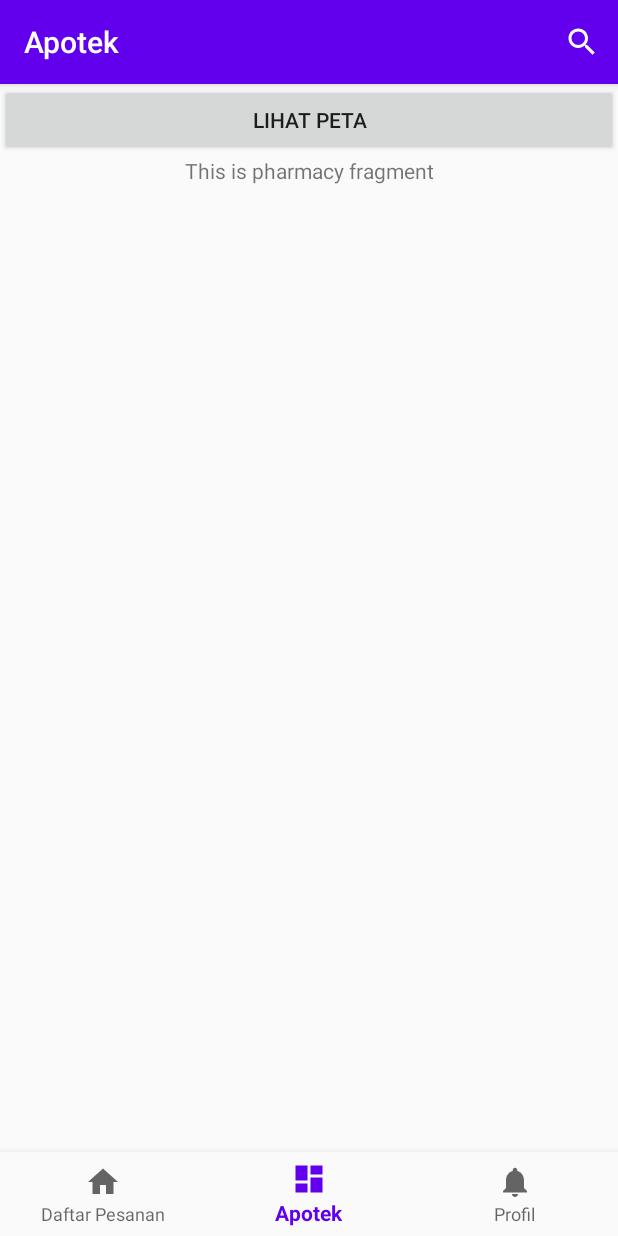
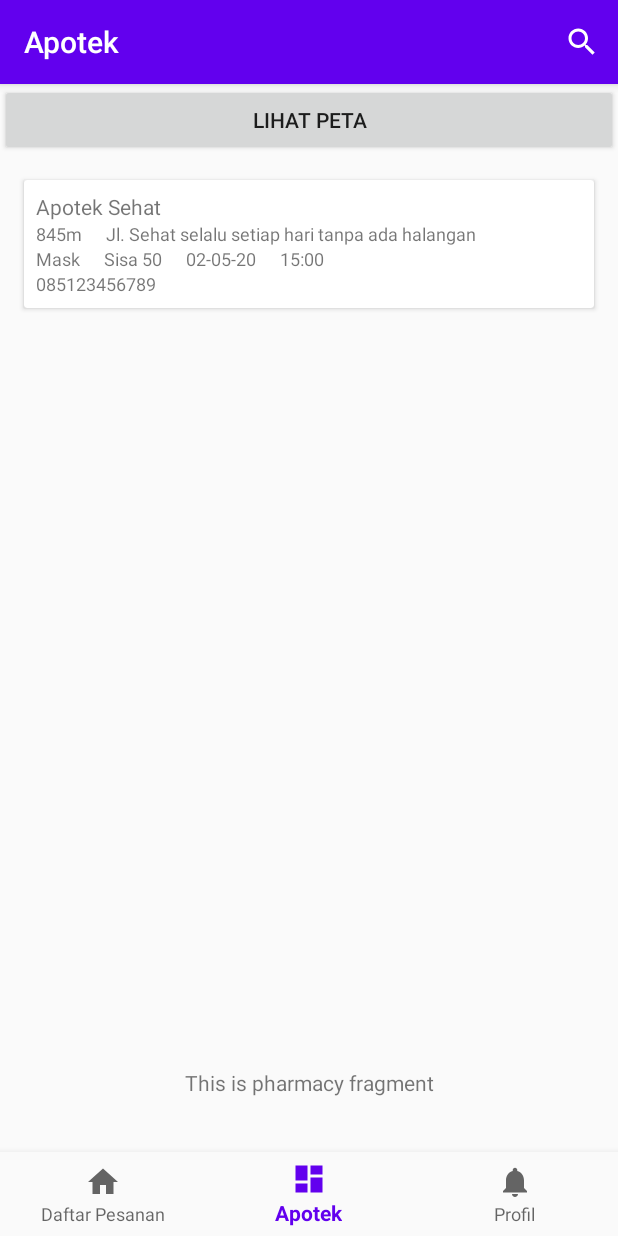
Before and after one commit to nfhmaulidya/maskerin, an Android app: the PharmacyFragment screen opened through its navigation route, on a phone screen of 412 x 824 dp. Run offline under Robolectric (Android 15) with nearby library versions, the phone set to English and light mode, and no system bars; our stand-ins replace navigation-ui.

Commit message:
Adding RecyclerView to Pharmacy Fragment

```diff
--- /dev/null
+++ b/app/src/main/java/com/example/maskerin/MyAdapter.java
@@ -0,0 +1,68 @@
+package com.example.maskerin;
+
+import android.content.Context;
+import android.view.LayoutInflater;
+import android.view.View;
+import android.view.ViewGroup;
+import android.widget.TextView;
+
+import androidx.annotation.NonNull;
+import androidx.recyclerview.widget.RecyclerView;
+
+public class MyAdapter extends RecyclerView.Adapter<MyAdapter.MyViewHolder> {
+
+    String name[], distance[], address[], stock[], date[], time[], phone[];
+    Context context;
+
+    public MyAdapter(Context context, String[] name, String[] distance, String[] address,
+                     String[] stock, String[] date, String[] time, String[] phone){
+        this.context = context;
+        this.name = name;
+        this.distance = distance;
+        this.address = address;
+        this.stock = stock;
+        this.date = date;
+        this.time = time;
+        this.phone = phone;
+    }
+
+    @NonNull
+    @Override
+    public MyViewHolder onCreateViewHolder(@NonNull ViewGroup parent, int viewType) {
+        LayoutInflater inflater = LayoutInflater.from(context);
+        View view = inflater.inflate(R.layout.row_pharmacy, parent, false);
+        return new MyViewHolder(view);
+    }
+
+    @Override
+    public void onBindViewHolder(@NonNull MyViewHolder holder, int position) {
+        holder.name.setText(this.name[position]);
+        holder.distance.setText(this.distance[position]);
+        holder.address.setText(this.address[position]);
+        holder.stock.setText(this.stock[position]);
+        holder.date.setText(this.date[position]);
+        holder.time.setText(this.time[position]);
+        holder.phone.setText(this.phone[position]);
+    }
+
+    @Override
+    public int getItemCount() {
+        return this.name.length;
+    }
+
+    public class MyViewHolder extends RecyclerView.ViewHolder {
+
+        TextView name, distance, address, stock, date, time, phone;
+
+        public MyViewHolder(@NonNull View itemView) {
+            super(itemView);
+            name = itemView.findViewById(R.id.tv_name);
+            distance = itemView.findViewById(R.id.tv_distance);
+            address = itemView.findViewById(R.id.tv_address);
+            stock = itemView.findViewById(R.id.tv_stock);
+            date = itemView.findViewById(R.id.tv_date);
+            time = itemView.findViewById(R.id.tv_time);
+            phone = itemView.findViewById(R.id.tv_phone);
+        }
+    }
+}
--- /dev/null
+++ b/app/src/main/java/com/example/maskerin/OrderMaskActivity.java
@@ -0,0 +1,14 @@
+package com.example.maskerin;
+
+import androidx.appcompat.app.AppCompatActivity;
+
+import android.os.Bundle;
+
+public class OrderMaskActivity extends AppCompatActivity {
+
+    @Override
+    protected void onCreate(Bundle savedInstanceState) {
+        super.onCreate(savedInstanceState);
+        setContentView(R.layout.activity_order_mask);
+    }
+}
--- a/app/src/main/java/com/example/maskerin/nav_ui/pharmacy/PharmacyFragment.java
+++ b/app/src/main/java/com/example/maskerin/nav_ui/pharmacy/PharmacyFragment.java
@@ -17,9 +17,12 @@ import androidx.annotation.Nullable;
 import androidx.fragment.app.Fragment;
 import androidx.lifecycle.Observer;
 import androidx.lifecycle.ViewModelProviders;
+import androidx.recyclerview.widget.LinearLayoutManager;
+import androidx.recyclerview.widget.RecyclerView;
 
 import com.example.maskerin.LoginActivity;
 import com.example.maskerin.MapsActivity;
+import com.example.maskerin.MyAdapter;
 import com.example.maskerin.R;
 
 public class PharmacyFragment extends Fragment {
@@ -27,6 +30,9 @@ public class PharmacyFragment extends Fragment {
     private PharmacyViewModel dashboardViewModel;
     public Button button = null;
     Intent intent;
+
+    RecyclerView recyclerView;
+    String name[], distance[], address[], stock[], date[], time[], phone[];
 
     public View onCreateView(@NonNull LayoutInflater inflater,
                              ViewGroup container, Bundle savedInstanceState) {
@@ -41,6 +47,7 @@ public class PharmacyFragment extends Fragment {
             }
         });
 
+        //button onclick listener
         intent = new Intent(getActivity(), MapsActivity.class);
         button = (Button) root.findViewById(R.id.bt_see_maps);
         button.setOnClickListener(new View.OnClickListener() {
@@ -48,6 +55,24 @@ public class PharmacyFragment extends Fragment {
                 startActivity(intent);
             }
         });
+
+        //reciclerview
+        recyclerView = root.findViewById(R.id.rv_list_of_pharmacy);
+
+        //setting datas
+        name = getResources().getStringArray(R.array.pharmacy_name);
+        distance = getResources().getStringArray(R.array.pharmacy_distance);
+        address = getResources().getStringArray(R.array.pharmacy_address);
+        stock = getResources().getStringArray(R.array.pharmacy_stock);
+        date = getResources().getStringArray(R.array.pharmacy_date);
+        time = getResources().getStringArray(R.array.pharmacy_time);
+        phone = getResources().getStringArray(R.array.pharmacy_phone);
+
+        //creating object adapter
+        MyAdapter myAdapter = new MyAdapter(getActivity(), name, distance, address, stock, date,
+                time, phone);
+        recyclerView.setAdapter(myAdapter);
+        recyclerView.setLayoutManager(new LinearLayoutManager(getActivity()));
 
         return root;
     }
--- /dev/null
+++ b/app/src/main/res/layout/activity_order_mask.xml
@@ -0,0 +1,9 @@
+<?xml version="1.0" encoding="utf-8"?>
+<androidx.constraintlayout.widget.ConstraintLayout xmlns:android="http://schemas.android.com/apk/res/android"
+    xmlns:app="http://schemas.android.com/apk/res-auto"
+    xmlns:tools="http://schemas.android.com/tools"
+    android:layout_width="match_parent"
+    android:layout_height="match_parent"
+    tools:context=".OrderMaskActivity">
+
+</androidx.constraintlayout.widget.ConstraintLayout>
--- a/app/src/main/res/layout/list_pharmacy.xml
+++ /dev/null
@@ -1,6 +0,0 @@
-<?xml version="1.0" encoding="utf-8"?>
-<androidx.constraintlayout.widget.ConstraintLayout
-    xmlns:android="http://schemas.android.com/apk/res/android" android:layout_width="match_parent"
-    android:layout_height="match_parent">
-
-</androidx.constraintlayout.widget.ConstraintLayout>
--- /dev/null
+++ b/app/src/main/res/layout/row_pharmacy.xml
@@ -0,0 +1,108 @@
+<?xml version="1.0" encoding="utf-8"?>
+<androidx.constraintlayout.widget.ConstraintLayout
+    xmlns:android="http://schemas.android.com/apk/res/android"
+    xmlns:app="http://schemas.android.com/apk/res-auto"
+    xmlns:tools="http://schemas.android.com/tools"
+    android:layout_width="match_parent"
+    android:layout_height="match_parent">
+
+    <androidx.cardview.widget.CardView
+        android:id="@+id/cardView"
+        android:layout_width="match_parent"
+        android:layout_height="wrap_content"
+        app:layout_constraintEnd_toEndOf="parent"
+        app:layout_constraintStart_toStartOf="parent"
+        app:layout_constraintTop_toTopOf="parent"
+        android:layout_margin="16dp"
+        app:contentPadding="8dp">
+
+        <RelativeLayout
+            android:layout_width="match_parent"
+            android:layout_height="match_parent">
+
+        </RelativeLayout>
+
+        <androidx.constraintlayout.widget.ConstraintLayout
+            android:layout_width="match_parent"
+            android:layout_height="wrap_content">
+
+            <TextView
+                android:id="@+id/tv_name"
+                android:layout_width="wrap_content"
+                android:layout_height="wrap_content"
+                android:text="TextView"
+                android:textSize="14sp"
+                app:layout_constraintStart_toStartOf="parent"
+                app:layout_constraintTop_toTopOf="parent" />
+
+            <TextView
+                android:id="@+id/tv_distance"
+                android:layout_width="wrap_content"
+                android:layout_height="wrap_content"
+                android:text="TextView"
+                android:textSize="12sp"
+                app:layout_constraintStart_toStartOf="parent"
+                app:layout_constraintTop_toBottomOf="@+id/tv_name" />
+
+            <TextView
+                android:id="@+id/tv_address"
+                android:layout_width="wrap_content"
+                android:layout_height="wrap_content"
+                android:layout_marginStart="16dp"
+                android:text="TextView"
+                android:textSize="12sp"
+                android:maxLines="3"
+                app:layout_constraintStart_toEndOf="@+id/tv_distance"
+                app:layout_constraintTop_toBottomOf="@+id/tv_name" />
+
+            <TextView
+                android:id="@+id/tv_item_name"
+                android:layout_width="wrap_content"
+                android:layout_height="wrap_content"
+                android:text="Mask"
+                android:textSize="12sp"
+                app:layout_constraintStart_toStartOf="parent"
+                app:layout_constraintTop_toBottomOf="@+id/tv_distance" />
+
+            <TextView
+                android:id="@+id/tv_stock"
+                android:layout_width="wrap_content"
+                android:layout_height="wrap_content"
+                android:layout_marginStart="16dp"
+                android:text="TextView"
+                android:textSize="12sp"
+                app:layout_constraintStart_toEndOf="@+id/tv_item_name"
+                app:layout_constraintTop_toBottomOf="@+id/tv_distance" />
+
+            <TextView
+                android:id="@+id/tv_date"
+                android:layout_width="wrap_content"
+                android:layout_height="wrap_content"
+                android:layout_marginStart="16dp"
+                android:text="TextView"
+                android:textSize="12sp"
+                app:layout_constraintStart_toEndOf="@+id/tv_stock"
+                app:layout_constraintTop_toBottomOf="@+id/tv_distance" />
+
+            <TextView
+                android:id="@+id/tv_time"
+                android:layout_width="wrap_content"
+                android:layout_height="wrap_content"
+                android:layout_marginStart="16dp"
+                android:text="TextView"
+                android:textSize="12sp"
+                app:layout_constraintStart_toEndOf="@+id/tv_date"
+                app:layout_constraintTop_toBottomOf="@+id/tv_distance" />
+
+            <TextView
+                android:id="@+id/tv_phone"
+                android:layout_width="wrap_content"
+                android:layout_height="wrap_content"
+                android:text="TextView"
+                android:textSize="12sp"
+                app:layout_constraintStart_toStartOf="parent"
+                app:layout_constraintTop_toBottomOf="@+id/tv_item_name" />
+        </androidx.constraintlayout.widget.ConstraintLayout>
+    </androidx.cardview.widget.CardView>
+
+</androidx.constraintlayout.widget.ConstraintLayout>
--- a/app/src/main/res/values/strings.xml
+++ b/app/src/main/res/values/strings.xml
@@ -10,4 +10,67 @@
     <string name="title_order">Daftar Pesanan</string>
     <string name="title_profile">Profil</string>
     <string name="title_activity_maps">Map</string>
+
+    <string-array name="pharmacy_name">
+        <item>Apotek Sehat</item>
+        <item>Apotek Jaya Sentosa</item>
+        <item>Apotek Abadi Abada</item>
+        <item>Apotek Mawar Melati Semuanya Indah</item>
+        <item>Apotek Lihat Kebunku</item>
+        <item>Apotek Senyum Nyaman</item>
+    </string-array>
+
+    <string-array name="pharmacy_distance">
+        <item>845m</item>
+        <item>75m</item>
+        <item>1025m</item>
+        <item>327m</item>
+        <item>2649m</item>
+        <item>1963m</item>
+    </string-array>
+
+    <string-array name="pharmacy_address">
+        <item>Jl. Sehat selalu setiap hari tanpa ada halangan</item>
+        <item>Jl. Jaya sentosa sepanjang masa</item>
+        <item>Jl. Abadi selamanya</item>
+        <item>Jl. Mawar adalah nama bunga yang wanginya kebangetan wes pokok</item>
+        <item>Jl. Lihat Kebunku penuh dengan bunga</item>
+        <item>Jl. Senyum nyaman senyaman kasur pas lagi capek-capeknya</item>
+    </string-array>
+
+    <string-array name="pharmacy_stock">
+        <item>Sisa 50</item>
+        <item>Habis</item>
+        <item>Sisa 100</item>
+        <item>Sisa 100</item>
+        <item>Sisa 50</item>
+        <item>Habis</item>
+    </string-array>
+
+    <string-array name="pharmacy_date">
+        <item>02-05-20</item>
+        <item>01-05-20</item>
+        <item>05-05-20</item>
+        <item>02-05-20</item>
+        <item>01-05-20</item>
+        <item>05-05-20</item>
+    </string-array>
+
+    <string-array name="pharmacy_time">
+        <item>15:00</item>
+        <item>23:00</item>
+        <item>13:00</item>
+        <item>03:00</item>
+        <item>09:00</item>
+        <item>10:00</item>
+    </string-array>
+
+    <string-array name="pharmacy_phone">
+        <item>085123456789</item>
+        <item>085123456789</item>
+        <item>085123456789</item>
+        <item>085123456789</item>
+        <item>085123456789</item>
+        <item>085123456789</item>
+    </string-array>
 </resources>
```
Also changed, not shown: app/src/main/AndroidManifest.xml (+4 -4 lines).
